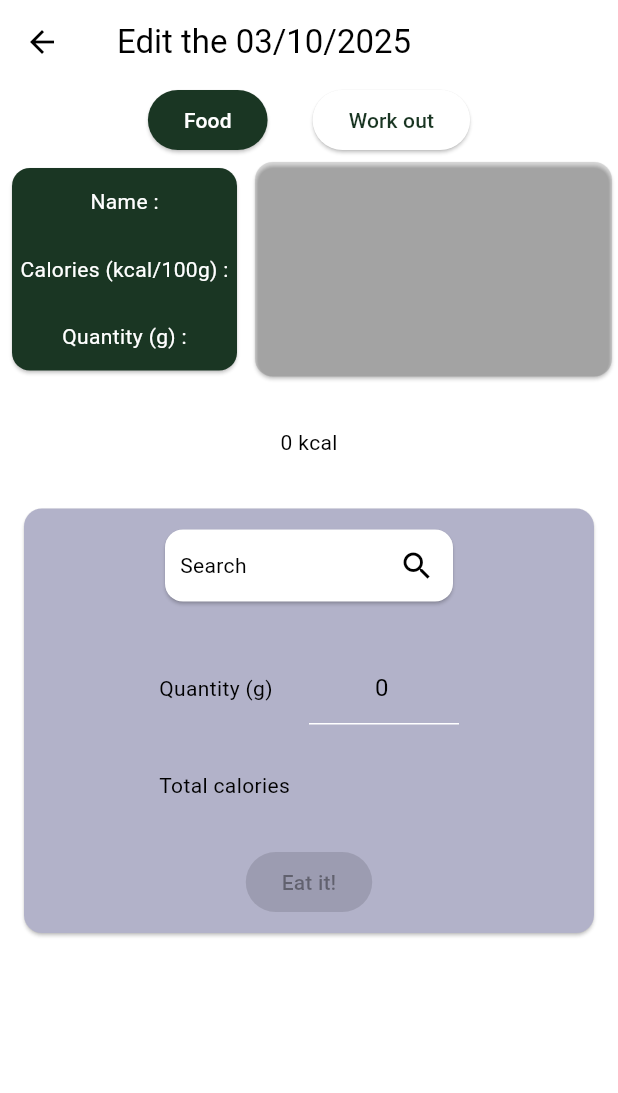
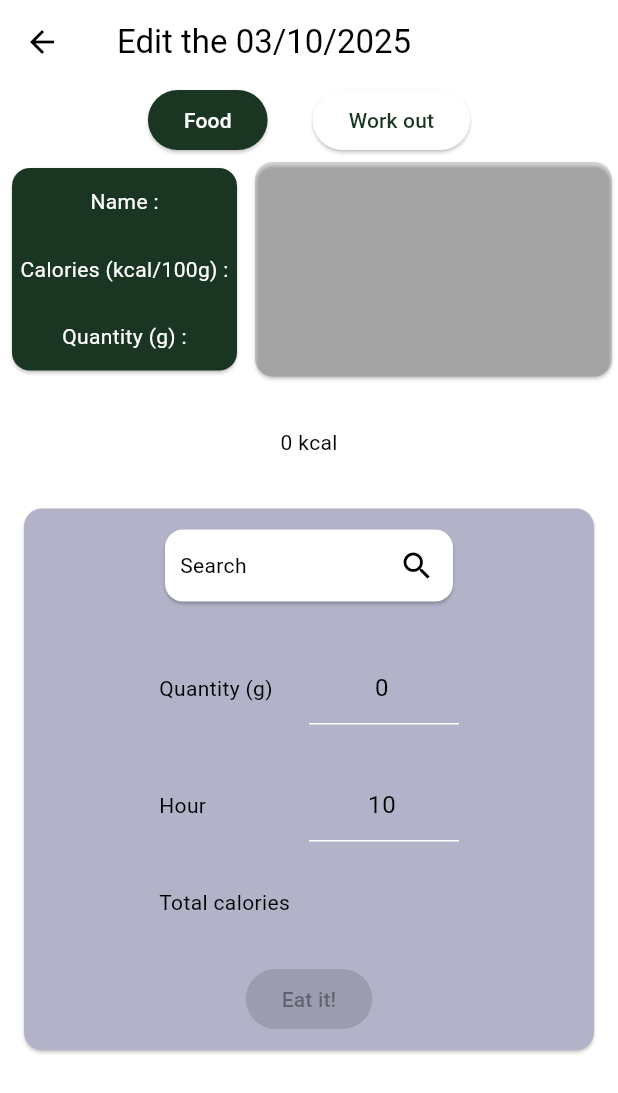
Before and after one commit to Aladinfodpo/nutrisecflutter, a Flutter app: the DaysPage widget shown alone on an empty page, opened directly, after a tap on the "add" icon, on a phone screen of 412 x 824 dp. Shown: the top 1093 px of the screen. Run offline on Flutter 3.47's test engine with Material 3 defaults, Android fonts, the phone set to English and light mode, and no system bars; our stand-ins replace device_info_plus, flutter_local_notifications, pedometer, permission_handler, shared_preferences, sqflite; missing offline and left inert: workmanager; accounts and stored records are empty; statements that could not run were skipped.

```diff
--- a/lib/day_edit.dart
+++ b/lib/day_edit.dart
@@ -41,11 +41,26 @@ class _DaysPageState extends State<DaysPage> {
           children: [
             ElevatedButton(
               onPressed: () async {
+                Day? day = await DayDB().getDay(Day.getTodayId());
+                if(day != null){
+                  final DateTime? pickedDate = await showDatePicker(
+                    context: context,
+                    initialDate: DateTime(DateTime.now().year, DateTime.now().month, DateTime.now().day),
+                    firstDate: DateTime(2025),
+                    lastDate: DateTime(2100),
+                  );
+                  if (pickedDate != null) {
+                    day = await DayDB().getDay(Day.calculateID(pickedDate.day, pickedDate.month, pickedDate.year)) ?? Day(pickedDate.day, pickedDate.month, pickedDate.year, []);
+                  }
+                }else{
+                  day = await Day.createToday();
+                }
+
                 if (mounted) {
                   Navigator.pushNamed(
                     context,
                     EditDayPage.routeName,
-                    arguments: {"day": await Day.createToday()},
+                    arguments: {"day": day},
                   ).then((value) => refresh());
                 }
               },
@@ -149,17 +164,18 @@ class _EditDayPageState extends State<EditDayPage> {
   late int year;
 
   late Food allMeals;
-  late int steps;
 
   final quantityController = TextEditingController(text: "0");
+  final hourController = TextEditingController(text: DateTime.now().hour.toString());
   final poidsController = TextEditingController(text: "0");
   final cardioController = TextEditingController(text: "0");
+  final stepsController = TextEditingController(text: "0");
 
   late List<FoodEaten> foodEatens;
   List<Food> foods = [];
 
-  int? currentFoodQuantity;
   Food? currentFood;
+  int currentQuantity = 0;
 
   int indexPage = 0;
 
@@ -192,9 +208,11 @@ class _EditDayPageState extends State<EditDayPage> {
     year = widget.day.year;
 
     cardioController.text = widget.day.cardio.toString();
-    steps = widget.day.steps;
+    stepsController.text = widget.day.steps.toString();
     poidsController.text = widget.day.poids.toStringAsFixed(1);
     allMeals = Food("", calories: widget.day.calories);
+
+    quantityController.addListener(() => setState(() => currentQuantity = (int.tryParse(quantityController.text) ?? 0)));
 
     resetFoods();
   }
@@ -211,7 +229,7 @@ class _EditDayPageState extends State<EditDayPage> {
               year,
               foodEatens,
               calories: allMeals.calories,
-              steps: steps,
+              steps: int.tryParse(stepsController.text) ?? 0,
               cardio: int.tryParse(cardioController.text) ?? 0,
               poids: double.tryParse(poidsController.text) ?? 0,
             ),
@@ -379,8 +397,8 @@ class _EditDayPageState extends State<EditDayPage> {
                                                   if (direction ==
                                                       DismissDirection.down) {
                                                     currentFood = food;
-                                                    currentFoodQuantity =
-                                                        food.defQuantity;
+                                                    quantityController.text =
+                                                        foodEaten.quantity.toString();
                                                   }
                                                   setState(() {
                                                     foodEatens.removeAt(index);
@@ -462,7 +480,7 @@ class _EditDayPageState extends State<EditDayPage> {
                       ),
                       SizedBox(height: 30),
                       Text(
-                        "${allMeals.calories}${currentFood == null ? "" : " + ${((int.tryParse(quantityController.text) ?? 0) * currentFood!.calories / 100).toInt()}"}${int.tryParse(cardioController.text) == null || int.tryParse(cardioController.text) == 0 ? "" : " - ${int.tryParse(cardioController.text)}"} kcal",
+                        "${allMeals.calories}${currentFood == null ? "" : " + ${(currentQuantity * currentFood!.calories / 100).toInt()}"}${int.tryParse(cardioController.text) == null || int.tryParse(cardioController.text) == 0 ? "" : " - ${int.tryParse(cardioController.text)}"} kcal",
                       ),
                       SizedBox(height: 30),
                       SizedBox(
@@ -561,11 +579,28 @@ class _EditDayPageState extends State<EditDayPage> {
                                         width: 100,
                                         child: TextField(
                                           controller: quantityController,
+                                          keyboardType: TextInputType.number,
                                           textAlign: TextAlign.center,
                                         ),
                                       ),
                                     ],
                                   ),
+                                  Row(
+                                    mainAxisAlignment: MainAxisAlignment.center,
+                                    children: [
+                                      SizedBox(
+                                        width: 100,
+                                        child: const Text("Hour"),
+                                      ),
+                                      SizedBox(
+                                        width: 100,
+                                        child: TextField(
+                                          controller: hourController,
+                                          keyboardType: TextInputType.number,
+                                          textAlign: TextAlign.center,
+                                        ),
+                                      ),
+                                    ]),
                                   Row(
                                     mainAxisAlignment: MainAxisAlignment.center,
                                     children: [
@@ -578,7 +613,7 @@ class _EditDayPageState extends State<EditDayPage> {
                                         child: Text(
                                           currentFood == null
                                               ? ""
-                                              : '${((int.tryParse(quantityController.text) ?? 0) * currentFood!.calories / 100).toInt()} kcal',
+                                              : '${(currentQuantity * currentFood!.calories / 100).toInt()} kcal',
                                           textAlign: TextAlign.center,
                                         ),
                                       ),
@@ -587,19 +622,15 @@ class _EditDayPageState extends State<EditDayPage> {
                                   ElevatedButton(
                                     onPressed:
                                         currentFood == null ||
-                                                int.tryParse(
-                                                      quantityController.text,
-                                                    ) ==
-                                                    null
+                                                currentQuantity == 0
                                             ? null
                                             : () {
                                               setState(() {
                                                 foodEatens.add(
                                                   FoodEaten(
                                                     currentFood!.id!,
-                                                    int.parse(
-                                                      quantityController.text,
-                                                    ),
+                                                    currentQuantity,
+                                                    int.tryParse(hourController.text)
                                                   ),
                                                 );
                                                 foods.add(currentFood!);
@@ -633,8 +664,8 @@ class _EditDayPageState extends State<EditDayPage> {
                             ),
                             SizedBox(
                               width: 100,
-                              child: Text(
-                                "$steps",
+                              child: TextField(
+                                controller: stepsController,
                                 textAlign: TextAlign.center,
                               ),
                             ),
--- a/lib/day_food.dart
+++ b/lib/day_food.dart
@@ -82,12 +82,15 @@ class Food {
 class FoodEaten {
   final int id;
   final int quantity;
+  late final int hour;
 
-  const FoodEaten(this.id, this.quantity);
+  FoodEaten(this.id, this.quantity, [int? inHour]){
+    hour = inHour ?? DateTime.now().hour;
+  }
 
-  Map<String, dynamic> toJson() => {'id': id, 'quantity': quantity};
+  Map<String, dynamic> toJson() => {'id': id, 'quantity': quantity, 'hour': hour};
   factory FoodEaten.fromJson(Map<String, dynamic> json) {
-    return FoodEaten(json['id'] as int, json['quantity'] as int);
+    return FoodEaten(json['id'] as int, json['quantity'] as int, (json['hour'] ?? 0) as int);
   }
 
   Future<Food> calculate() async {
@@ -242,6 +245,7 @@ class Day {
     this.poids = 0,
     this.calories = 0,
     this.steps = 0,
+    String workout = ""
   });
 
   Map<String, Object?> toMap() {
@@ -255,6 +259,7 @@ class Day {
       "poids": poids,
       "calories": calories,
       "steps": steps,
+      "workout": "todo"
     };
   }
 
@@ -270,6 +275,7 @@ class Day {
       poids: map['poids'] as double,
       calories: map['calories'] as int,
       steps: map['steps'] as int,
+      workout: (map['workout'] ?? "") as String
     );
   }
 
@@ -324,10 +330,15 @@ class DayDB {
   Future<Database> _initDb() async {
     return openDatabase(
       join(await getDatabasesPath(), 'day.db'),
-      version: 1,
+      version: 2,
+      onUpgrade: (db, oldVersion, newVersion) {
+        if(oldVersion == 1){
+          return db.execute("ALTER TABLE days ADD workout TEXT;");
+        }
+      },
       onCreate: (db, version) {
         return db.execute(
-          'CREATE TABLE days(id INTEGER PRIMARY KEY, day INTEGER, month INTEGER, year INTEGER, foods TEXT, cardio INTEGER, poids REAL, calories INTEGER, steps INTEGER)',
+          'CREATE TABLE days(id INTEGER PRIMARY KEY, day INTEGER, month INTEGER, year INTEGER, foods TEXT, cardio INTEGER, poids REAL, calories INTEGER, steps INTEGER, workout TEXT)',
         );
       },
     );
@@ -351,6 +362,17 @@ class DayDB {
     );
 
     return [for (final map in dayMaps) Day.fromMap(map)];
+  }
+
+  Future<Day?> getFirstDay() async {
+    final db = await database;
+    final List<Map<String, Object?>> dayMaps = await db.query(
+      'days',
+      limit: 1,
+      orderBy: "id",
+    );
+
+    return [for (final map in dayMaps) Day.fromMap(map)].firstOrNull;
   }
 
   Future<Day?> getDay(int id) async {
--- a/lib/notification.dart
+++ b/lib/notification.dart
@@ -20,8 +20,9 @@ class NotificationHelper {
 
       const AndroidInitializationSettings initializationSettingsAndroid =
           AndroidInitializationSettings('@mipmap/ic_launcher');
+      const WindowsInitializationSettings initializationSettingsWindows = WindowsInitializationSettings(appName: "Nutrisec", appUserModelId: 'nutrisec.nutrisec.nutrisec', guid: "013bd36a-5950-4ea4-9ddc-98e922968aa5");
       final InitializationSettings initializationSettings =
-          InitializationSettings(android: initializationSettingsAndroid);
+          InitializationSettings(android: initializationSettingsAndroid, windows: initializationSettingsWindows);
 
       isInit = true;
       return flutterLocalNotificationsPlugin
```
Also changed, not shown: lib/main.dart (+60 -9 lines), lib/pedo.dart (+11 -2 lines), lib/stats.dart (added, +286 -0 lines), lib/user.dart (+34 -1 lines).
